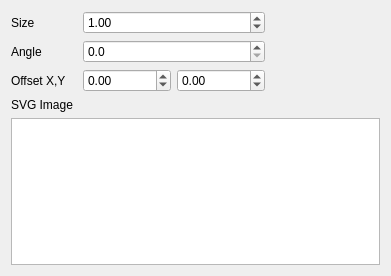
Qt form src/ui/symbollayer/widget_svgmarker.ui (qgis/QGIS) before a commit.
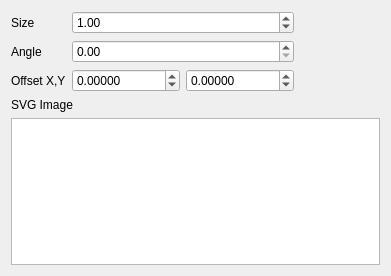
The same form after that commit.

```diff
--- a/src/ui/symbollayer/widget_svgmarker.ui
+++ b/src/ui/symbollayer/widget_svgmarker.ui
@@ -52,7 +52,7 @@
      <item row="1" column="1">
       <widget class="QDoubleSpinBox" name="spinAngle">
        <property name="decimals">
-        <number>1</number>
+        <number>2</number>
        </property>
        <property name="maximum">
         <double>360.000000000000000</double>
@@ -67,7 +67,7 @@
        <item>
         <widget class="QDoubleSpinBox" name="spinOffsetX">
          <property name="decimals">
-          <number>2</number>
+          <number>5</number>
          </property>
          <property name="minimum">
           <double>-100000.000000000000000</double>
@@ -80,7 +80,7 @@
        <item>
         <widget class="QDoubleSpinBox" name="spinOffsetY">
          <property name="decimals">
-          <number>2</number>
+          <number>5</number>
          </property>
          <property name="minimum">
           <double>-100000.000000000000000</double>
```
